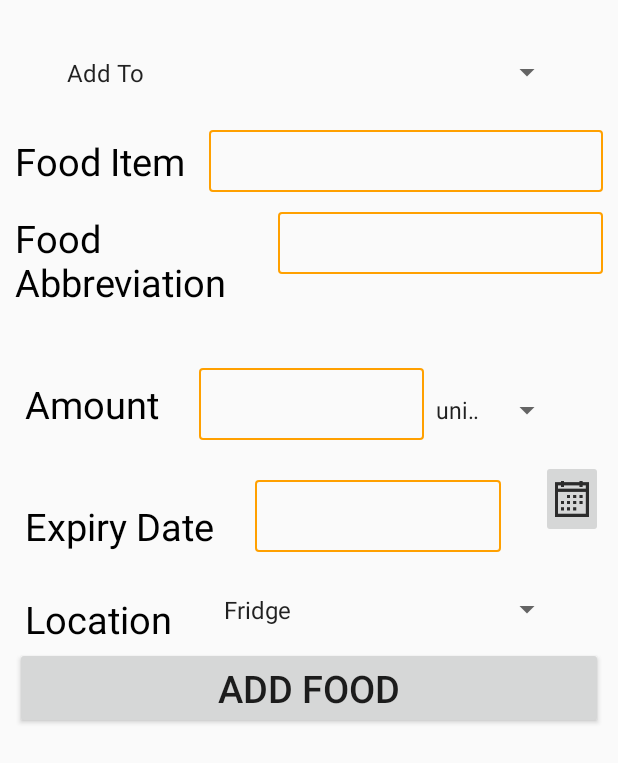
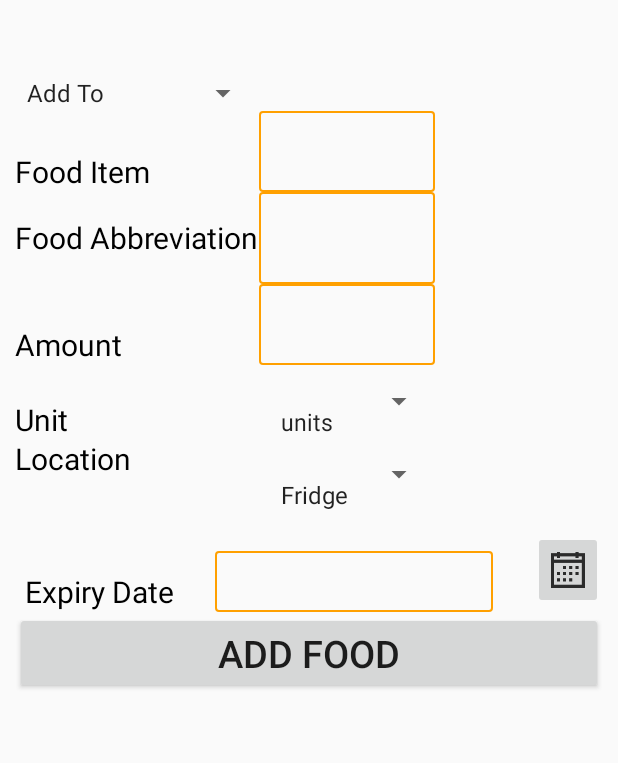
Before and after one commit to strebelr/FridgeManager, an Android app: the fragment AddFoodToFoodStock shown on its own in the app's theme, on a phone screen of 412 x 824 dp. Shown: the top 763 px of the screen. Run offline under Robolectric (Android 15) with nearby library versions, the phone set to English and light mode, and no system bars.

Commit message:
Align the add food form

```diff
--- a/app/src/main/res/layout/activity_add_food.xml
+++ b/app/src/main/res/layout/activity_add_food.xml
@@ -8,37 +8,164 @@
     <ScrollView
         android:layout_width="fill_parent"
         android:layout_height="wrap_content"
+        android:fillViewport="false"
         android:orientation="vertical"
         android:padding="10dp"
-        android:fillViewport="false"
         android:layout_alignParentTop="true"
         android:layout_alignParentLeft="true"
         android:layout_alignParentStart="true">
 
-        <LinearLayout
-        xmlns:tools="http://schemas.android.com/tools"
+        <LinearLayout xmlns:tools="http://schemas.android.com/tools"
             android:layout_width="fill_parent"
             android:layout_height="fill_parent"
             android:layout_gravity="center"
             android:orientation="vertical"
             android:weightSum="1">
 
-            <LinearLayout
-                android:layout_width="fill_parent"
+            <TableLayout
+                android:layout_width="wrap_content"
                 android:layout_height="wrap_content"
-                android:orientation="horizontal"
-                android:paddingTop="20px">
+                android:layout_gravity="left"
+                android:layout_marginTop="40dip">
+
+                <TableRow>
 
                     <Spinner
                         android:id="@+id/spinner1_for_library"
-                    android:layout_marginRight="40px"
-                    android:layout_marginLeft="40px"
-                    android:layout_width="match_parent"
-                    android:layout_height="50dp"
-                    android:entries="@array/addtolocations"
+                        android:layout_width="wrap_content"
+                        android:layout_height="wrap_content"
+                        android:textSize="20dp"
+                        android:entries="@array/addtolocations" />
+                </TableRow>
+
+                <TableRow>
+
+
+                    <TextView
+                        android:layout_width="wrap_content"
+                        android:layout_height="wrap_content"
+                        android:gravity="left"
+                        android:text="Food Item"
+                        android:layout_weight="2"
+                        android:textColor="@android:color/black"
+                        android:layout_centerVertical="true"
+                        android:textColorHighlight="@android:color/primary_text_dark"
+                        android:textSize="20dp" />
+
+
+                    <AutoCompleteTextView
+                        android:id="@+id/addFoodName"
+                        android:background="@drawable/field_input_border"
+                        android:inputType="text"
+                        android:paddingLeft="10px"
+                        android:paddingTop="40px"
+                        android:gravity="right"
+                        android:textSize="20dp" />
+
+                </TableRow>
+
+
+                <TableRow>
+
+                    <TextView
+                        android:layout_width="wrap_content"
+                        android:layout_height="wrap_content"
+                        android:layout_gravity="center"
+                        android:gravity="left"
+                        android:text="Food Abbreviation"
+                        android:textColor="@android:color/black"
+                        android:layout_centerVertical="true"
+                        android:textColorHighlight="@android:color/primary_text_dark"
+                        android:textSize="20dp" />
+
+
+                    <AutoCompleteTextView
+                        android:id="@+id/addFoodAbbr"
+                        android:layout_width="wrap_content"
+                        android:layout_height="wrap_content"
+                        android:background="@drawable/field_input_border"
+                        android:inputType="text"
+                        android:paddingLeft="10px"
+                        android:paddingTop="40px"
+                        android:gravity="right"
+                        android:textSize="25dp"
+
                         />
 
-            </LinearLayout>
+                </TableRow>
+
+                <TableRow>
+
+                    <TextView
+                        android:layout_width="wrap_content"
+                        android:layout_height="wrap_content"
+                        android:text="Amount"
+                        android:textColor="@android:color/black"
+                        android:layout_centerVertical="true"
+                        android:textColorHighlight="@android:color/primary_text_dark"
+                        android:textSize="20dp" />
+
+                    <EditText
+                        android:id="@+id/amounttext"
+                        android:layout_width="wrap_content"
+                        android:layout_height="wrap_content"
+                        android:background="@drawable/field_input_border"
+                        android:inputType="numberDecimal"
+                        android:paddingLeft="10px"
+                        android:paddingTop="40px"
+                        android:gravity="right"
+                        android:textSize="20dp" />
+
+                </TableRow>
+
+                <TableRow>
+
+                    <TextView
+                        android:layout_width="wrap_content"
+                        android:layout_height="wrap_content"
+                        android:gravity="left"
+                        android:text="Unit"
+                        android:textColor="@android:color/black"
+                        android:layout_centerVertical="true"
+                        android:textColorHighlight="@android:color/primary_text_dark"
+                        android:textSize="20dp" />
+
+                    <Spinner
+                        android:id="@+id/amountspinner"
+                        android:layout_width="match_parent"
+                        android:layout_height="wrap_content"
+                        android:paddingLeft="10px"
+                        android:paddingTop="40px"
+                        android:gravity="right"
+                        android:entries="@array/amount" />
+                </TableRow>
+
+                <TableRow>
+
+                    <TextView
+                        android:layout_width="wrap_content"
+                        android:layout_height="wrap_content"
+                        android:layout_centerVertical="true"
+                        android:layout_gravity="left"
+                        android:text="Location"
+                        android:textColor="@android:color/black"
+                        android:textColorHighlight="@android:color/primary_text_dark"
+                        android:textSize="20dp" />
+
+                    <Spinner
+                        android:id="@+id/spinner1_for_location"
+                        android:layout_width="wrap_content"
+                        android:layout_height="wrap_content"
+                        android:paddingLeft="10px"
+                        android:paddingTop="40px"
+                        android:gravity="right"
+                        android:entries="@array/locations" />
+
+                </TableRow>
+
+
+            </TableLayout>
+
 
             <LinearLayout
                 android:layout_width="fill_parent"
@@ -49,121 +176,16 @@
                 <TextView
                     android:layout_width="wrap_content"
                     android:layout_height="wrap_content"
-                android:layout_gravity="center"
-                android:text="Food Item"
-                android:textColor="@android:color/black"
-                android:layout_weight="3"
-                android:textColorHighlight="@android:color/primary_text_dark"
-                android:textSize="25dp" />
-
-
-            <AutoCompleteTextView
-                android:id="@+id/addFoodName"
-                android:layout_width="246dp"
-                android:layout_height="41dp"
-                android:background="@drawable/field_input_border"
-                android:inputType="text"
-                android:textSize="25dp"
-                android:paddingLeft="30px"
-                android:paddingRight="30px"
-                android:layout_weight="2.92" />
-
-        </LinearLayout>
-
-            <LinearLayout
-                android:layout_width="fill_parent"
-                android:layout_height="wrap_content"
-                android:orientation="horizontal"
-                android:paddingTop="20px">
-
-                <TextView
-                    android:layout_width="wrap_content"
-                    android:layout_height="wrap_content"
-                    android:layout_gravity="center"
-                    android:text="Food Abbreviation"
-                    android:textColor="@android:color/black"
-                    android:layout_weight="3"
-                    android:textColorHighlight="@android:color/primary_text_dark"
-                    android:textSize="25dp" />
-
-
-                <AutoCompleteTextView
-                    android:id="@+id/addFoodAbbr"
-                    android:layout_width="246dp"
-                    android:layout_height="41dp"
-                    android:background="@drawable/field_input_border"
-                    android:inputType="text"
-                    android:textSize="25dp"
-                    android:paddingLeft="30px"
-                    android:paddingRight="30px"
-                    android:layout_weight="2.92" />
-
-            </LinearLayout>
-
-        <LinearLayout
-            android:layout_width="fill_parent"
-            android:layout_height="wrap_content"
-            android:orientation="horizontal"
-            android:paddingTop="20px"
-            android:weightSum="1">
-
-            <TextView
-                android:layout_width="wrap_content"
-                android:layout_height="wrap_content"
-                android:layout_centerVertical="true"
-                android:paddingLeft="10px"
-                android:paddingTop="10px"
-                android:paddingBottom="10px"
-                android:layout_marginTop="40px"
-                android:text="Amount"
-                android:textColor="@android:color/black"
-                android:textColorHighlight="@android:color/primary_text_dark"
-                android:textSize="25dp" />
-
-            <EditText
-                android:id="@+id/amounttext"
-                android:layout_width="150dp"
-                android:layout_height="wrap_content"
-                android:gravity="right"
-                android:paddingLeft="30px"
-                android:paddingRight="30px"
-                android:layout_marginLeft="40px"
-                android:background="@drawable/field_input_border"
-                android:inputType="numberDecimal"
-                android:layout_marginTop="40px"
-                android:paddingTop="10px"
-                android:paddingBottom="10px"
-                android:textSize="25dp"/>
-
-            <Spinner
-                android:id="@+id/amountspinner"
-                android:layout_marginRight="40px"
-                android:layout_marginTop="40px"
-                android:layout_width="match_parent"
-                android:layout_height="wrap_content"
-                android:entries="@array/amount" />
-
-        </LinearLayout>
-
-        <LinearLayout
-            android:layout_width="fill_parent"
-            android:layout_height="wrap_content"
-            android:orientation="horizontal"
-            android:paddingTop="20px">
-
-            <TextView
-                android:layout_width="wrap_content"
-                android:layout_height="wrap_content"
-                android:layout_centerVertical="true"
-                android:layout_gravity="center"
+                    android:layout_gravity="left"
                     android:paddingLeft="10px"
                     android:paddingTop="40px"
                     android:text="Expiry Date"
                     android:textColor="@android:color/black"
                     android:textColorHighlight="@android:color/primary_text_dark"
-                android:textSize="25dp" />
+                    android:textSize="20dp" />
 
                 <TextView
+                    android:id="@+id/expiry_date"
                     android:layout_width="0dp"
                     android:layout_height="wrap_content"
                     android:layout_marginLeft="40px"
@@ -173,10 +195,9 @@
                     android:background="@drawable/field_input_border"
                     android:gravity="center"
                     android:orientation="vertical"
+                    android:paddingBottom="10px"
                     android:paddingTop="10px"
-                    android:paddingBottom="10px"
-                    android:textSize="25dp"
-                    android:id="@+id/expiry_date" />
+                    android:textSize="20dp" />
 
                 <LinearLayout
                     android:layout_width="0dp"
@@ -198,35 +219,6 @@
 
             </LinearLayout>
 
-        <LinearLayout
-            android:layout_width="fill_parent"
-            android:layout_height="wrap_content"
-            android:orientation="horizontal"
-            android:paddingTop="20px">
-
-
-        <TextView
-            android:layout_width="wrap_content"
-            android:layout_height="wrap_content"
-            android:layout_centerVertical="true"
-            android:layout_gravity="center"
-            android:paddingLeft="10px"
-            android:paddingTop="20px"
-            android:text="Location"
-            android:textColor="@android:color/black"
-            android:textColorHighlight="@android:color/primary_text_dark"
-            android:textSize="25dp" />
-
-        <Spinner
-            android:id="@+id/spinner1_for_location"
-            android:layout_marginRight="40px"
-            android:layout_marginLeft="40px"
-            android:layout_width="match_parent"
-            android:layout_height="50dp"
-            android:entries="@array/locations"
-            />
-
-        </LinearLayout>
 
             <LinearLayout
                 android:layout_width="match_parent"
```
Lines whose indentation alone changed are shown as unchanged.
